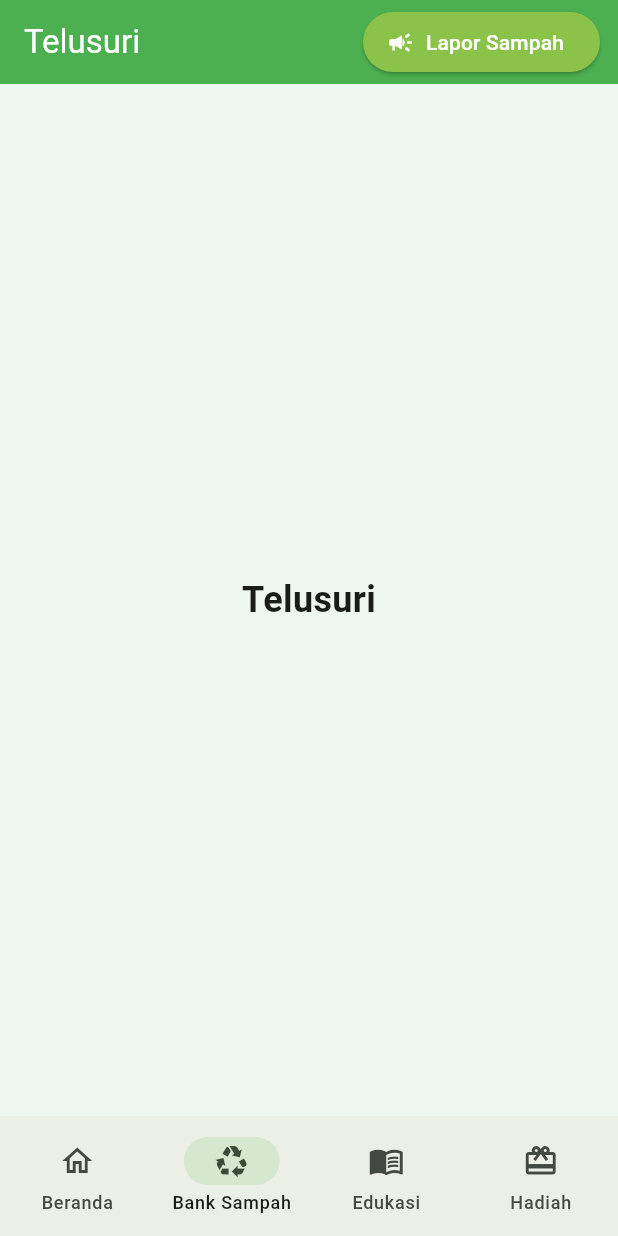
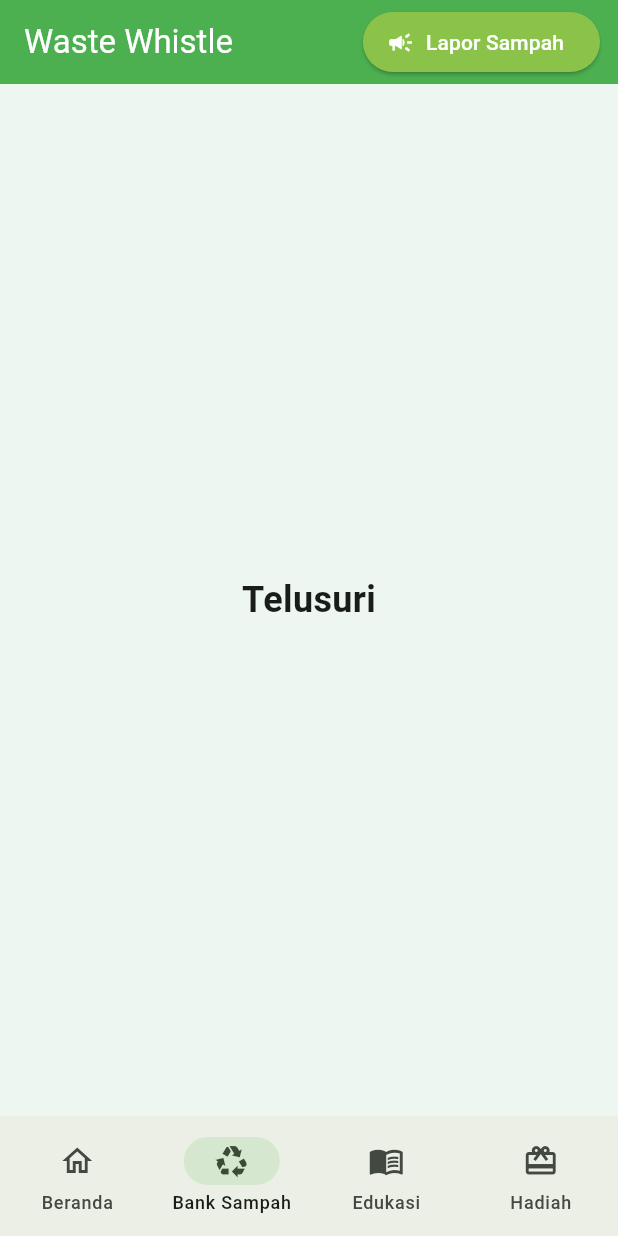
Before and after one commit to pbp-kelompok-b9/WasteWhistle_Mobile, a Flutter app: the screen it shows after launch, item 2 of the bottom bar chosen, on a phone screen of 412 x 824 dp. Run offline on Flutter 3.47's test engine with Material 3 defaults, Android fonts, the phone set to English and light mode, and no system bars; our stand-ins replace material_ui.

Commit message:
feat: ganti semua text header jadi Waste Whistle.

```diff
--- a/lib/screens/menu.dart
+++ b/lib/screens/menu.dart
@@ -25,20 +25,12 @@ class _MyHomePageState extends State<MyHomePage> {
     RewardsPage(),
   ];
 
-  final List<String> _titles = const [
-    'Waste Whistle',
-    'Telusuri',
-    'Bank Sampah',
-    'Edukasi',
-    'Hadiah',
-  ];
-
   @override
   Widget build(BuildContext context) {
     return Scaffold(
       // === Top bar ===
       appBar: AppBar(
-        title: Text(_titles[_currentIndex]),
+        title: Text("Waste Whistle"),
         backgroundColor: Colors.green,
         foregroundColor: Colors.white,
         actions: [
```
